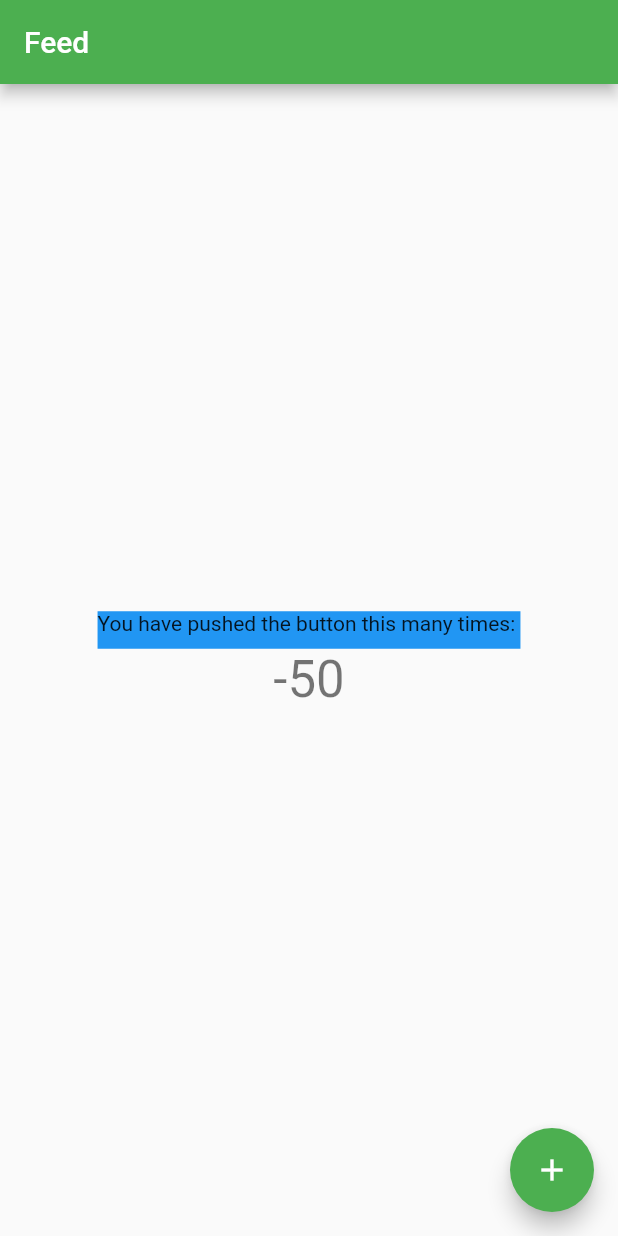
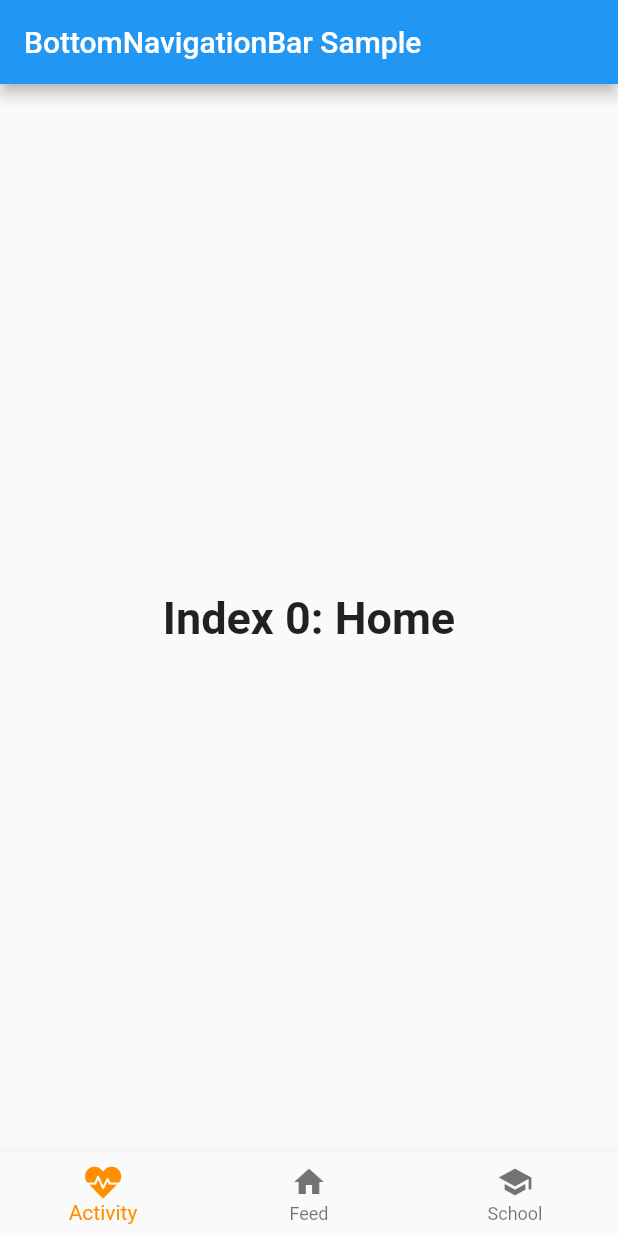
Before and after one commit to PedroMarques27/GreenWalk-Mobile, a Flutter app: the screen it shows after launch, on a phone screen of 412 x 824 dp. Run offline on Flutter 3.47's test engine with Material 2 defaults, Android fonts, the phone set to English and light mode, and no system bars; our stand-ins replace font_awesome_flutter.

Commit message:
Added BottomNavMenu

```diff
--- a/greenwalk/lib/main.dart
+++ b/greenwalk/lib/main.dart
@@ -1,40 +1,63 @@
+/// Flutter code sample for BottomNavigationBar
+
+// This example shows a [BottomNavigationBar] as it is used within a [Scaffold]
+// widget. The [BottomNavigationBar] has three [BottomNavigationBarItem]
+// widgets and the [currentIndex] is set to index 0. The selected item is
+// amber. The `_onItemTapped` function changes the selected item's index
+// and displays a corresponding message in the center of the [Scaffold].
+//
+// ![A scaffold with a bottom navigation bar containing three bottom navigation
+// bar items. The first one is selected.](https://flutter.github.io/assets-for-api-docs/assets/material/bottom_navigation_bar.png)
+
 import 'package:flutter/material.dart';
+import 'package:font_awesome_flutter/font_awesome_flutter.dart';
 
-void main() {
-  runApp(MyApp());
-}
+void main() => runApp(GreenWalkApp());
 
-class MyApp extends StatelessWidget {
-  // This widget is the root of your application.
+/// This is the main application widget.
+class GreenWalkApp extends StatelessWidget {
+  static const String _title = 'Flutter Code Sample';
+
   @override
   Widget build(BuildContext context) {
     return MaterialApp(
-      title: 'GreenWalk',
-      theme: ThemeData(primarySwatch: Colors.green),
-      home: FeedPage(title: 'Feed'),
+      title: _title,
+      home: MainStatefulWidget(),
     );
   }
 }
 
-class FeedPage extends StatefulWidget {
-  FeedPage({Key key, this.title}) : super(key: key);
-  final String title;
+/// This is the stateful widget that the main application instantiates.
+class MainStatefulWidget extends StatefulWidget {
+  MainStatefulWidget({Key key}) : super(key: key);
 
   @override
-  _FeedPageState createState() => _FeedPageState();
+  _MainStatefulWidget createState() => _MainStatefulWidget();
 }
 
-class _FeedPageState extends State<FeedPage> {
-  int _counter = -50;
+/// This is the private State class that goes with MyStatefulWidget.
+class _MainStatefulWidget extends State<MainStatefulWidget> {
+  int _selectedIndex = 0;
+  static const TextStyle optionStyle =
+  TextStyle(fontSize: 30, fontWeight: FontWeight.bold);
+  static const List<Widget> _widgetOptions = <Widget>[
+    Text(
+      'Index 0: Home',
+      style: optionStyle,
+    ),
+    Text(
+      'Index 1: Business',
+      style: optionStyle,
+    ),
+    Text(
+      'Index 2: School',
+      style: optionStyle,
+    ),
+  ];
 
-  void _incrementCounter() {
+  void _onItemTapped(int index) {
     setState(() {
-      // This call to setState tells the Flutter framework that something has
-      // changed in this State, which causes it to rerun the build method below
-      // so that the display can reflect the updated values. If we changed
-      // _counter without calling setState(), then the build method would not be
-      // called again, and so nothing would appear to happen.
-      _counter++;
+      _selectedIndex = index;
     });
   }
 
@@ -42,34 +65,30 @@ class _FeedPageState extends State<FeedPage> {
   Widget build(BuildContext context) {
     return Scaffold(
       appBar: AppBar(
-        title: Text(widget.title),
+        title: const Text('BottomNavigationBar Sample'),
       ),
       body: Center(
-        child: Column(
-          mainAxisAlignment: MainAxisAlignment.center,
-          children: <Widget>[
-            Container(
-              height: 25.0,
-              color: Colors.blue,
-
-              child: Column(
-                children: <Widget>[
-                  Text('You have pushed the button this many times: ')
-                ],
-              ),
-            ),
-            Text(
-              '$_counter',
-              style: Theme.of(context).textTheme.headline4,
-            ),
-          ],
-        ),
+        child: _widgetOptions.elementAt(_selectedIndex),
       ),
-      floatingActionButton: FloatingActionButton(
-        onPressed: _incrementCounter,
-        tooltip: 'Increment',
-        child: Icon(Icons.add),
-      ), // This trailing comma makes auto-formatting nicer for build methods.
+      bottomNavigationBar: BottomNavigationBar(
+        items: const <BottomNavigationBarItem>[
+          BottomNavigationBarItem(
+            icon: FaIcon(FontAwesomeIcons.heartbeat),
+            label: 'Activity',
+          ),
+          BottomNavigationBarItem(
+            icon: Icon(Icons.home),
+            label: 'Feed',
+          ),
+          BottomNavigationBarItem(
+            icon: Icon(Icons.school),
+            label: 'School',
+          ),
+        ],
+        currentIndex: _selectedIndex,
+        selectedItemColor: Colors.amber[800],
+        onTap: _onItemTapped,
+      ),
     );
   }
 }
--- a/greenwalk/pubspec.yaml
+++ b/greenwalk/pubspec.yaml
@@ -28,6 +28,7 @@ dependencies:
   # The following adds the Cupertino Icons font to your application.
   # Use with the CupertinoIcons class for iOS style icons.
   cupertino_icons: ^1.0.1
+  font_awesome_flutter: 8.10.1
 
 dev_dependencies:
   flutter_test:
```
Also changed, not shown: greenwalk/pubspec.lock.
